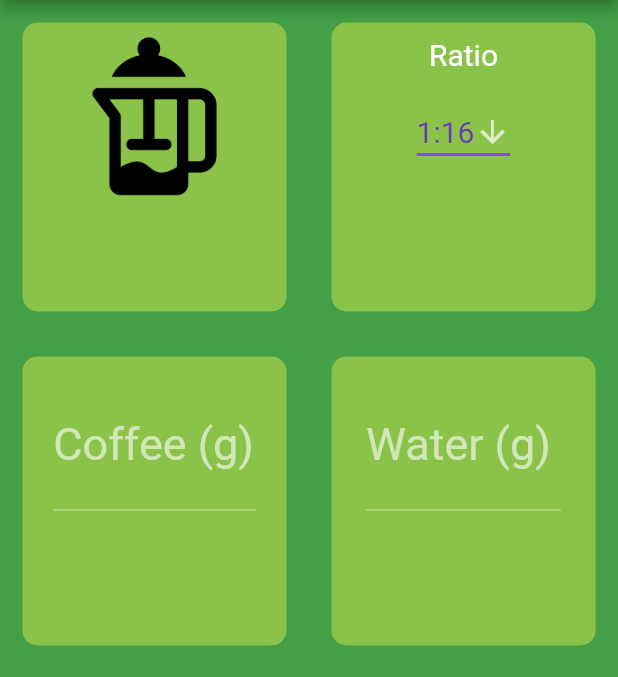
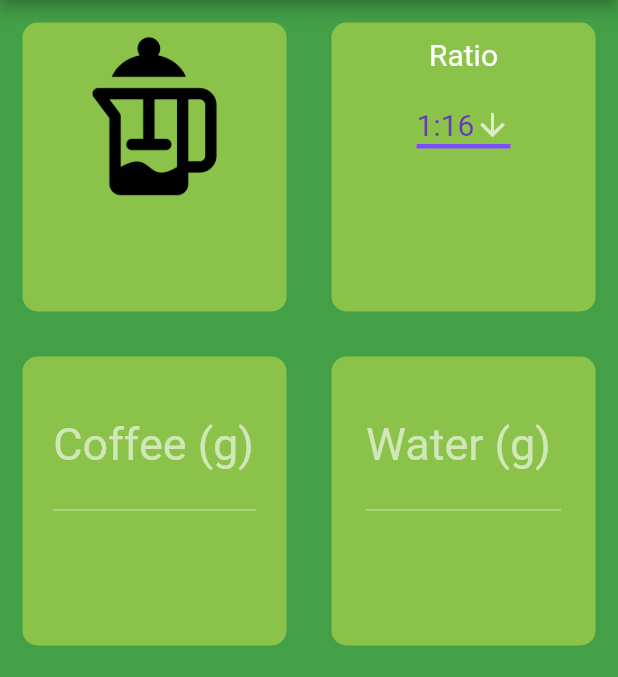
Before and after one commit to jlcamacho-dev/koffeem8, a Flutter app: the screen it shows after launch, on a phone screen of 412 x 824 dp, the part 84-761 px from its top. Run offline on Flutter 3.47's test engine with Material 2 defaults, Android fonts, the phone set to English and light mode, and no system bars.

Commit message:
refined UI

```diff
--- a/koffeem8_app/lib/InputPage.dart
+++ b/koffeem8_app/lib/InputPage.dart
@@ -111,7 +111,7 @@ class _InputPageState extends State<InputPage> {
                           ),
                         ),
                         Container(
-                          height: 80.0,
+                          height: 70.0,
                           width: 100.0,
                           //dropdown menu goes here
                           child: Center(
@@ -120,9 +120,12 @@ class _InputPageState extends State<InputPage> {
                               icon: Icon(Icons.arrow_downward),
                               iconSize: 24,
                               elevation: 16,
-                              style: TextStyle(color: Colors.deepPurple),
+                              style: TextStyle(
+                                color: Colors.deepPurple,
+                                fontSize: 35,
+                              ),
                               underline: Container(
-                                height: 2,
+                                height: 3,
                                 color: Colors.deepPurpleAccent,
                               ),
                               onChanged: (String newValue) {
```
